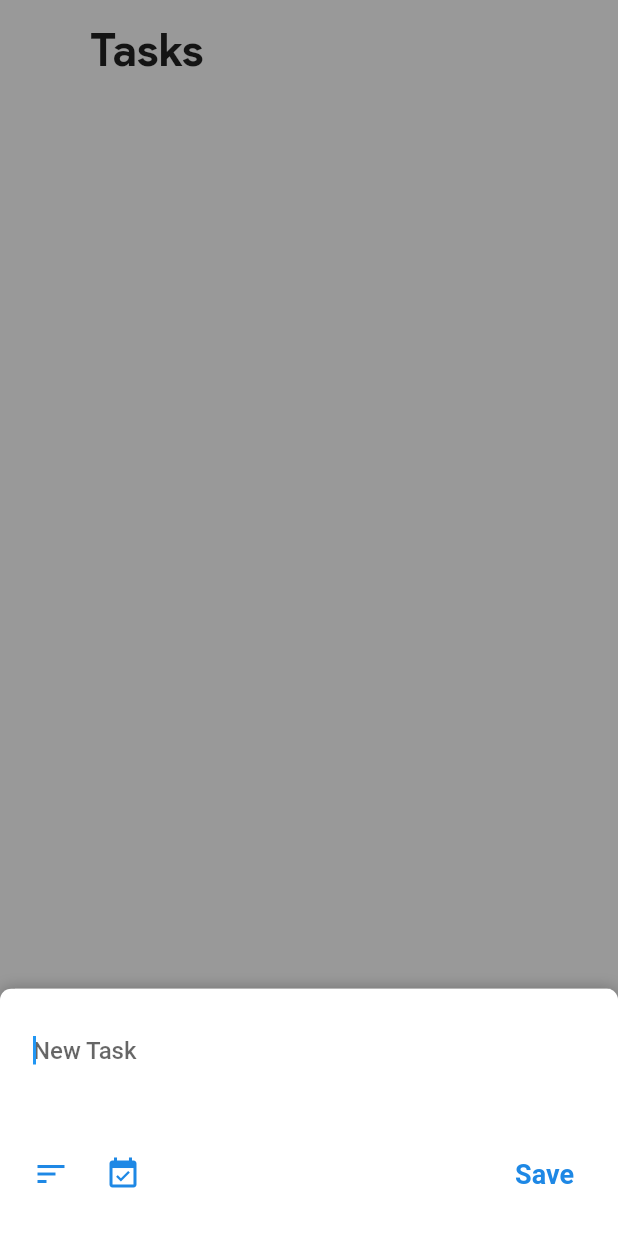
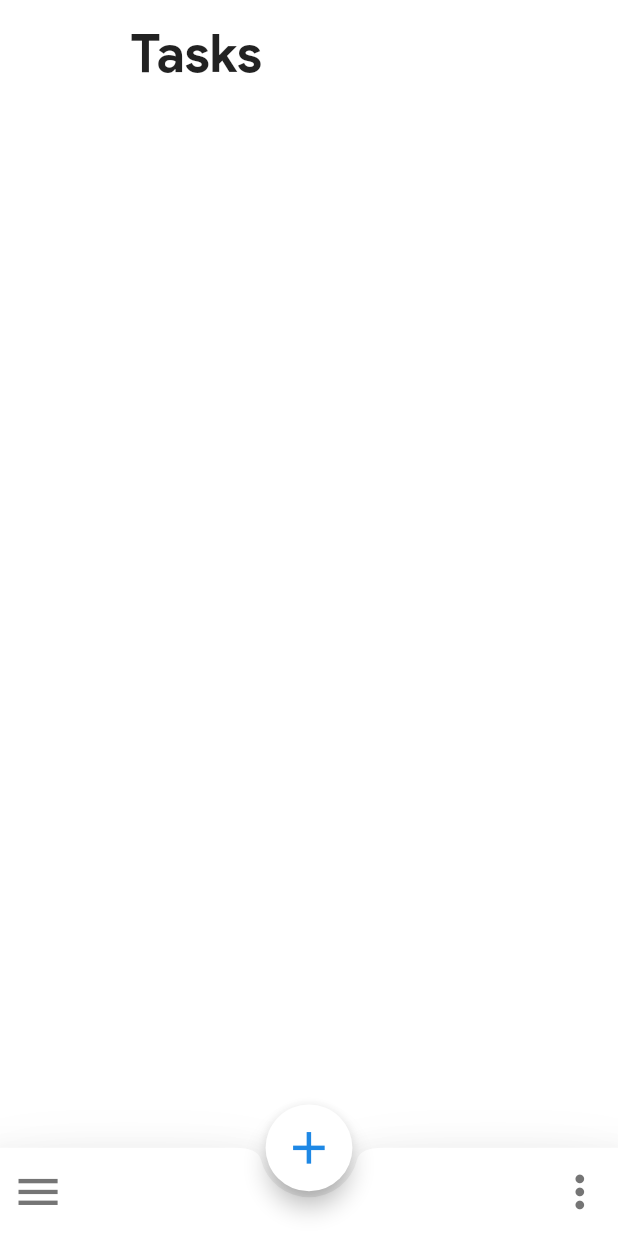
Before and after one commit to jakubjaniec/google-tasks-clone, a Flutter app: the screen it shows after launch, after a tap on the "add" icon, on a phone screen of 412 x 824 dp. Run offline on Flutter 3.47's test engine with Material 2 defaults, Android fonts, the phone set to English and light mode, and no system bars; drawn by our look-alikes of sliding_up_panel; our stand-ins replace device_preview, flutter_screenutil, localstorage.

Commit message:
Make responsive layout (#1)

```diff
--- a/lib/components/addTaskPanel.dart
+++ /dev/null
@@ -1,88 +0,0 @@
-import 'package:flutter/material.dart';
-import 'dart:async';
-import 'package:sliding_up_panel/sliding_up_panel.dart';
-
-import 'package:Google_Task_Clone/models.dart';
-import 'package:provider/provider.dart';
-
-class AddTaskPanel extends StatelessWidget {
-  final PanelController _pc = PanelController();
-
-  final BorderRadiusGeometry radius = BorderRadius.only(
-      topLeft: Radius.circular(7.5), topRight: Radius.circular(7.5));
-
-  void openPanel() {
-    Timer(Duration(milliseconds: 1), () {
-      _pc.open();
-    });
-  }
-
-  @override
-  Widget build(BuildContext context) {
-    var state = Provider.of<TaskModel>(context, listen: true);
-    openPanel();
-
-    return Scaffold(
-      backgroundColor: Colors.black.withOpacity(0.4),
-      body: SlidingUpPanel(
-        controller: _pc,
-        defaultPanelState: PanelState.OPEN,
-        onPanelClosed: () => Navigator.maybePop(context),
-        minHeight: 0,
-        maxHeight: MediaQuery.of(context).size.height / 5,
-        padding: EdgeInsets.only(left: 10.0, right: 5.0),
-        backdropTapClosesPanel: true,
-        backdropEnabled: true,
-        borderRadius: radius,
-        panel: Container(
-          color: Colors.white,
-          child: Column(
-            mainAxisAlignment: MainAxisAlignment.spaceAround,
-            children: [
-              Container(
-                padding: EdgeInsets.only(left: 12.0),
-                child: TextField(
-                  onChanged: (value) => state.handleInputValueChange(value),
-                  maxLines: null,
-                  style: TextStyle(fontWeight: FontWeight.w500),
-                  autofocus: true,
-                  decoration: InputDecoration(
-                      border: InputBorder.none, hintText: 'New Task'),
-                ),
-              ),
-              Container(
-                child: Row(
-                  mainAxisAlignment: MainAxisAlignment.spaceBetween,
-                  children: [
-                    Row(children: [
-                      IconButton(
-                          onPressed: () {},
-                          icon: Icon(Icons.sort),
-                          color: Colors.blue[600]),
-                      IconButton(
-                          padding: EdgeInsets.all(0),
-                          onPressed: () {},
-                          icon: Icon(Icons.event_available),
-                          color: Colors.blue[600])
-                    ]),
-                    FlatButton(
-                        child: Text(
-                          'Save',
-                          style: TextStyle(
-                              fontWeight: FontWeight.w700, fontSize: 18),
-                        ),
-                        textColor: Colors.blue[600],
-                        disabledTextColor: Colors.grey[400],
-                        onPressed: state.taskTitle != ''
-                            ? () => state.addTask(context)
-                            : null),
-                  ],
-                ),
-              )
-            ],
-          ),
-        ),
-      ),
-    );
-  }
-}
--- /dev/null
+++ b/lib/components/add_task_panel.dart
@@ -0,0 +1,101 @@
+import 'package:flutter/material.dart';
+import 'dart:async';
+import 'package:sliding_up_panel/sliding_up_panel.dart';
+
+import 'package:Google_Task_Clone/task_model.dart';
+import 'package:provider/provider.dart';
+import 'package:flutter_screenutil/flutter_screenutil.dart';
+
+class AddTaskPanel extends StatelessWidget {
+  final PanelController _pc = PanelController();
+
+  final BorderRadiusGeometry radius = BorderRadius.only(
+      topLeft: Radius.circular(7.5.sp), topRight: Radius.circular(7.5.sp));
+
+  void openPanel() {
+    Timer(Duration(milliseconds: 10), () {
+      _pc.open();
+    });
+  }
+
+  @override
+  Widget build(BuildContext context) {
+    var state = Provider.of<TaskModel>(context, listen: true);
+    var width = MediaQuery.of(context).size.width;
+    bool isTablet = width >= 600 ? true : false;
+    openPanel();
+
+    return Scaffold(
+      backgroundColor: Colors.black.withOpacity(0),
+      body: SlidingUpPanel(
+        controller: _pc,
+        defaultPanelState: PanelState.CLOSED,
+        onPanelClosed: () {
+          state.resetInput();
+          Navigator.maybePop(context);
+        },
+        minHeight: 0,
+        maxHeight: 120.h,
+        padding: EdgeInsets.only(left: 10.0.w, right: 5.0.w),
+        backdropTapClosesPanel: true,
+        backdropEnabled: true,
+        borderRadius: radius,
+        panel: Container(
+          padding: EdgeInsets.only(top: !isTablet ? 5.h : 10.h, bottom: 5.0.h),
+          color: Colors.white,
+          child: Column(
+            mainAxisAlignment: MainAxisAlignment.spaceBetween,
+            children: [
+              Container(
+                padding: EdgeInsets.only(left: 12.0),
+                child: TextField(
+                  onChanged: (value) => state.handleInputValueChange(value),
+                  maxLines: null,
+                  style: TextStyle(
+                    fontWeight: FontWeight.w500,
+                    fontSize: !isTablet ? 15.sp : 14.sp,
+                  ),
+                  autofocus: false,
+                  decoration: InputDecoration(
+                      border: InputBorder.none, hintText: 'New Task'),
+                ),
+              ),
+              Row(
+                mainAxisAlignment: MainAxisAlignment.spaceBetween,
+                children: [
+                  Row(
+                    children: [
+                      IconButton(
+                          onPressed: () {},
+                          icon: Icon(Icons.sort),
+                          iconSize: !isTablet ? 25.sp : 22.sp,
+                          color: Colors.blue[600]),
+                      IconButton(
+                          onPressed: () {},
+                          padding: EdgeInsets.only(left: isTablet ? 7.5.h : 0),
+                          icon: Icon(Icons.event_available),
+                          iconSize: !isTablet ? 25.sp : 22.sp,
+                          color: Colors.blue[600])
+                    ],
+                  ),
+                  FlatButton(
+                      child: Text(
+                        'Save',
+                        style: TextStyle(
+                            fontWeight: FontWeight.w700,
+                            fontSize: !isTablet ? 17.sp : 15.sp),
+                      ),
+                      textColor: Colors.blue[600],
+                      disabledTextColor: Colors.grey[400],
+                      onPressed: state.taskTitle != ''
+                          ? () => state.addTask(context)
+                          : null),
+                ],
+              )
+            ],
+          ),
+        ),
+      ),
+    );
+  }
+}
--- a/lib/components/bottomBar.dart
+++ b/lib/components/bottom_bar.dart
@@ -1,7 +1,8 @@
 import 'package:flutter/material.dart';
 
 import 'package:provider/provider.dart';
-import 'package:Google_Task_Clone/models.dart';
+import 'package:Google_Task_Clone/task_model.dart';
+import 'package:flutter_screenutil/flutter_screenutil.dart';
 
 class BottomBar extends StatelessWidget {
   @override
@@ -18,13 +19,13 @@ class BottomBar extends StatelessWidget {
           mainAxisAlignment: MainAxisAlignment.spaceBetween,
           children: [
             IconButton(
-              iconSize: 26,
+              iconSize: 24.h,
               color: Colors.grey[600],
               icon: Icon(Icons.menu),
               onPressed: () => state.openMenu(context),
             ),
             IconButton(
-              iconSize: 26,
+              iconSize: 24.h,
               color: Colors.grey[600],
               icon: Icon(Icons.more_vert),
               onPressed: () => state.openOptions(context),
@@ -41,7 +42,11 @@ class AddTaskPanelButton extends StatelessWidget {
   Widget build(BuildContext context) {
     var state = Provider.of<TaskModel>(context, listen: true);
 
-    return FloatingActionButton(
+    return SizedBox(
+      height: 45.sp,
+      width: 45.sp,
+      child: FittedBox(
+        child: FloatingActionButton(
           backgroundColor: Colors.white,
           onPressed: () => state.openAddTaskPanel(context),
           child: Icon(
@@ -49,6 +54,8 @@ class AddTaskPanelButton extends StatelessWidget {
             color: Colors.blue[600],
             size: 35,
           ),
+        ),
+      ),
     );
   }
 }
--- a/lib/components/listTitle.dart
+++ b/lib/components/list_title.dart
@@ -1,4 +1,5 @@
 import 'package:flutter/material.dart';
+import 'package:flutter_screenutil/flutter_screenutil.dart';
 
 class ListTitle extends StatelessWidget {
   final String activeList;
@@ -7,14 +8,17 @@ class ListTitle extends StatelessWidget {
 
   @override
   Widget build(BuildContext context) {
+    var width = MediaQuery.of(context).size.width;
+    var isTablet = width >= 600 ? true : false;
+
     return Row(
       children: [
         Padding(
-          padding: const EdgeInsets.fromLTRB(60.0, 15.0, 60.0, 10.0),
+          padding: EdgeInsets.fromLTRB(60.0.h, 15.0, 60.0, 10.0.h),
           child: Text(
             '$activeList',
             style: TextStyle(
-              fontSize: 30,
+              fontSize: !isTablet ? 27.sp : 25.sp,
               fontFamily: 'Product Sans',
               fontWeight: FontWeight.w700,
             ),
--- a/lib/components/tasks.dart
+++ b/lib/components/task.dart
@@ -1,7 +1,8 @@
 import 'package:flutter/material.dart';
 
-import 'package:Google_Task_Clone/models.dart';
+import 'package:Google_Task_Clone/task_model.dart';
 import 'package:provider/provider.dart';
+import 'package:flutter_screenutil/flutter_screenutil.dart';
 
 class Task extends StatelessWidget {
   final Map task;
@@ -10,13 +11,15 @@ class Task extends StatelessWidget {
   Task(this.task, this.index);
 
   final EdgeInsets contentPaddingDetails =
-      EdgeInsets.symmetric(horizontal: 30.0, vertical: 5.0);
+      EdgeInsets.symmetric(horizontal: 30.0.w, vertical: 5.0.h);
   final EdgeInsets contentPaddingNoDetails =
-      EdgeInsets.symmetric(horizontal: 30.0, vertical: 0.0);
+      EdgeInsets.symmetric(horizontal: 30.0.w, vertical: 0.0);
 
   @override
   Widget build(BuildContext context) {
     var state = Provider.of<TaskModel>(context, listen: true);
+    var width = MediaQuery.of(context).size.width;
+    var isTablet = width >= 600 ? true : false;
 
     return Dismissible(
       key: Key('$index'),
@@ -25,7 +28,8 @@ class Task extends StatelessWidget {
       background: Container(color: Colors.blue[600]),
       child: Card(
         elevation: 0,
-        margin: EdgeInsets.symmetric(horizontal: 0),
+        margin:
+            EdgeInsets.symmetric(horizontal: 0, vertical: isTablet ? 5.0.h : 0),
         child: ListTile(
           contentPadding: task['details'] != ''
               ? contentPaddingDetails
@@ -45,7 +49,7 @@ class Task extends StatelessWidget {
                 child: Icon(
                   task['done'] ? Icons.check : Icons.radio_button_unchecked,
                   color: task['done'] ? Colors.blue : Colors.grey[700],
-                  size: 23,
+                  size: !isTablet ? 23.sp : 20.sp,
                 ),
               ),
               SizedBox(
@@ -56,7 +60,7 @@ class Task extends StatelessWidget {
                 children: [
                   Text(task['title'].toString(),
                       style: TextStyle(
-                          fontSize: 15,
+                          fontSize: !isTablet ? 15.sp : 14.sp,
                           decoration:
                               task['done'] ? TextDecoration.lineThrough : null,
                           color: Colors.black,
@@ -65,7 +69,7 @@ class Task extends StatelessWidget {
                   task['details'] != ''
                       ? Text(task['details'],
                           style: TextStyle(
-                            fontSize: 13,
+                            fontSize: !isTablet ? 13.sp : 12.sp,
                             color: Colors.grey,
                           ))
                       : Container(),
@@ -99,6 +103,8 @@ class DoneTasksList extends StatelessWidget {
   @override
   Widget build(BuildContext context) {
     var state = Provider.of<TaskModel>(context, listen: true);
+    var width = MediaQuery.of(context).size.width;
+    bool isTablet = width >= 600 ? true : false;
 
     return state.doneTasks.length > 0
         ? Column(
@@ -110,10 +116,13 @@ class DoneTasksList extends StatelessWidget {
                   accentColor: Colors.black,
                 ),
                 child: ExpansionTile(
-                  tilePadding: EdgeInsets.symmetric(horizontal: 30),
+                  tilePadding: EdgeInsets.symmetric(
+                      horizontal: 30.h, vertical: isTablet ? 5.h : 0),
                   title: Text(
                     'Completed (${state.doneTasks.length})',
-                    style: TextStyle(fontWeight: FontWeight.w700),
+                    style: TextStyle(
+                        fontWeight: FontWeight.w700,
+                        fontSize: !isTablet ? 15.0.sp : 13.5.sp),
                   ),
                   children: state.doneTasks.map<Widget>((task) {
                     var index = state.allTasks.indexOf(task);
--- a/lib/main.dart
+++ b/lib/main.dart
@@ -1,21 +1,41 @@
 import 'package:flutter/material.dart';
+import 'package:flutter/services.dart' as service;
+import 'package:flutter/foundation.dart';
 import 'package:provider/provider.dart';
 
 import 'package:Google_Task_Clone/pages/home.dart';
 import 'package:Google_Task_Clone/pages/details.dart';
-import 'package:Google_Task_Clone/models.dart';
+import 'package:Google_Task_Clone/task_model.dart';
+import 'package:device_preview/device_preview.dart';
+import 'package:flutter_screenutil/flutter_screenutil.dart';
 
 void main() {
   runApp(
     ChangeNotifierProvider.value(
       value: TaskModel(),
-      child: MaterialApp(
-        initialRoute: '/',
-        routes: {
-          '/': (context) => Home(),
-          '/details': (context) => Details(),
-        },
+      child: DevicePreview(
+        enabled: !kReleaseMode,
+        builder: (context) => App(),
       ),
     ),
   );
 }
+
+class App extends StatelessWidget {
+  @override
+  Widget build(BuildContext context) {
+    ScreenUtil.init(context, designSize: Size(320.0, 569.0));
+    service.SystemChrome.setPreferredOrientations([
+      service.DeviceOrientation.portraitUp,
+      service.DeviceOrientation.portraitDown,
+    ]);
+    return MaterialApp(
+      builder: DevicePreview.appBuilder,
+      initialRoute: '/',
+      routes: {
+        '/': (context) => Home(),
+        '/details': (context) => Details(),
+      },
+    );
+  }
+}
--- a/lib/pages/home.dart
+++ b/lib/pages/home.dart
@@ -1,10 +1,10 @@
 import 'package:flutter/material.dart';
 import 'package:provider/provider.dart';
-import 'package:Google_Task_Clone/models.dart';
+import 'package:Google_Task_Clone/task_model.dart';
 
-import 'package:Google_Task_Clone/components/tasks.dart';
-import 'package:Google_Task_Clone/components/listTitle.dart';
-import 'package:Google_Task_Clone/components/bottomBar.dart';
+import 'package:Google_Task_Clone/components/task.dart';
+import 'package:Google_Task_Clone/components/list_title.dart';
+import 'package:Google_Task_Clone/components/bottom_bar.dart';
 
 class Home extends StatelessWidget {
   @override
@@ -14,7 +14,9 @@ class Home extends StatelessWidget {
 
     return Scaffold(
       backgroundColor: Colors.white,
-      body: state.allTasks != null
+      body: Stack(
+        children: [
+          state.allTasks != null
               ? SafeArea(
                   child: SingleChildScrollView(
                   child: Column(
@@ -26,6 +28,8 @@ class Home extends StatelessWidget {
                   ),
                 ))
               : Container(),
+        ],
+      ),
       bottomNavigationBar: BottomBar(),
       floatingActionButton: AddTaskPanelButton(),
       floatingActionButtonLocation: FloatingActionButtonLocation.centerDocked,
--- a/lib/models.dart
+++ b/lib/task_model.dart
@@ -1,9 +1,9 @@
 import 'package:flutter/material.dart';
 import 'package:localstorage/localstorage.dart';
 
-import 'package:Google_Task_Clone/components/addTaskPanel.dart';
-import 'package:Google_Task_Clone/components/menuPanel.dart';
-import 'package:Google_Task_Clone/components/optionsPanel.dart';
+import 'package:Google_Task_Clone/components/add_task_panel.dart';
+import 'package:Google_Task_Clone/components/menu_panel.dart';
+import 'package:Google_Task_Clone/components/options_panel.dart';
 
 class TaskModel extends ChangeNotifier {
   final LocalStorage storage = LocalStorage('tasks');
@@ -59,6 +59,11 @@ class TaskModel extends ChangeNotifier {
     notifyListeners();
   }
 
+  void resetInput() {
+    taskTitle = '';
+    notifyListeners();
+  }
+
   void deleteTask(context, index) {
     _tasks.removeAt(index);
     storage.setItem('1', _tasks);
@@ -78,7 +83,11 @@ class TaskModel extends ChangeNotifier {
     notifyListeners();
   }
 
+  // bool isPanelOpen = false;
+
   void openAddTaskPanel(context) {
+    // isPanelOpen = !isPanelOpen;
+    notifyListeners();
     Navigator.of(context).push(PageRouteBuilder(
       opaque: false,
       pageBuilder: (_, __, ___) => AddTaskPanel(),
```
Also changed, not shown: lib/components/menu_panel.dart (renamed from lib/components/menuPanel.dart, +27 -17 lines), lib/components/options_panel.dart (renamed from lib/components/optionsPanel.dart, +13 -11 lines), lib/pages/details.dart (+23 -14 lines), pubspec.yaml (+3 -44 lines), pubspec.lock, 7 other files. Lines whose indentation alone changed are shown as unchanged.
